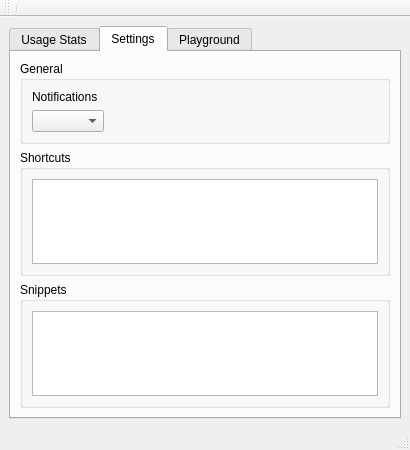
The window that ui/Ui_UserWindow.ui (arnm/accipiokey) describes before a commit, drawn with Qt 5.
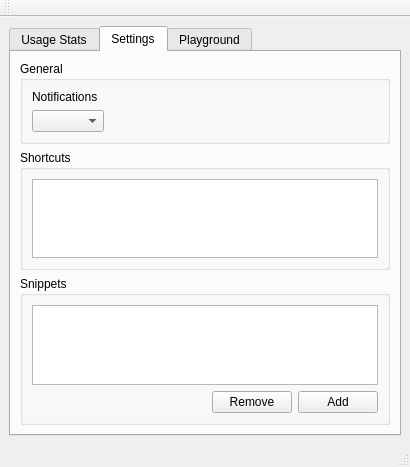
The same window after the commit. The open tabs and pages were chosen to show the change.

Commit message: finishing up snippet configuration

```diff
--- a/ui/Ui_UserWindow.ui
+++ b/ui/Ui_UserWindow.ui
@@ -7,7 +7,7 @@
     <x>0</x>
     <y>0</y>
     <width>410</width>
-    <height>450</height>
+    <height>467</height>
    </rect>
   </property>
   <property name="windowTitle">
@@ -61,9 +61,36 @@
            <string>Snippets</string>
           </property>
           <layout class="QGridLayout" name="gridLayout_6">
-           <item row="0" column="0">
+           <item row="1" column="0">
+            <spacer name="horizontalSpacer_3">
+             <property name="orientation">
+              <enum>Qt::Horizontal</enum>
+             </property>
+             <property name="sizeHint" stdset="0">
+              <size>
+               <width>40</width>
+               <height>20</height>
+              </size>
+             </property>
+            </spacer>
+           </item>
+           <item row="0" column="0" colspan="3">
             <widget class="QTableView" name="snippets_tv"/>
            </item>
+           <item row="1" column="2">
+            <widget class="QPushButton" name="add_snippet_btn">
+             <property name="text">
+              <string>Add</string>
+             </property>
+            </widget>
+           </item>
+           <item row="1" column="1">
+            <widget class="QPushButton" name="remove_snippet_btn">
+             <property name="text">
+              <string>Remove</string>
+             </property>
+            </widget>
+           </item>
           </layout>
          </widget>
         </item>
@@ -138,7 +165,6 @@
    <attribute name="toolBarBreak">
     <bool>false</bool>
    </attribute>
-   <addaction name="separator"/>
   </widget>
   <action name="actionLogout">
    <property name="text">
```
The commit also changes 9 other files.
